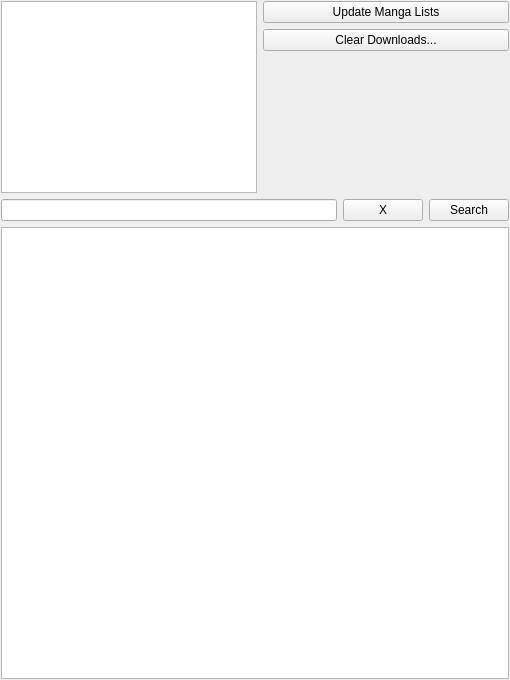
Above: widgets/homewidget.ui from Rain92/UltimateMangaReader before the change. Below: the same form after it.
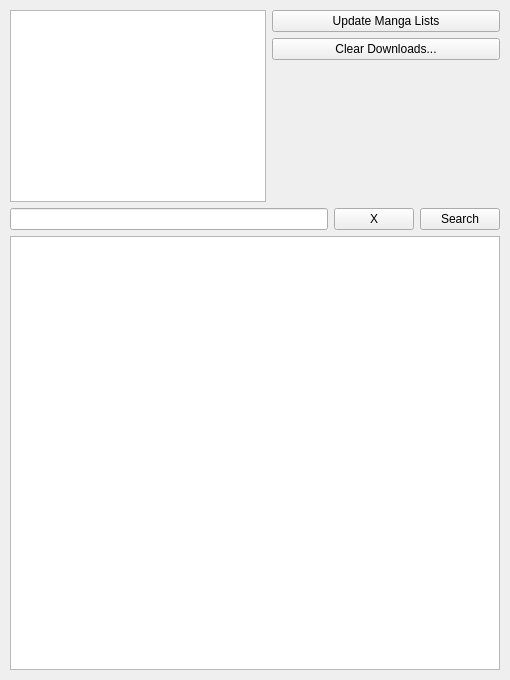
That is the form after the change. Custom widgets are drawn as their Qt base class.

```diff
--- a/widgets/homewidget.ui
+++ b/widgets/homewidget.ui
@@ -24,16 +24,16 @@
     <number>6</number>
    </property>
    <property name="leftMargin">
-    <number>1</number>
+    <number>10</number>
    </property>
    <property name="topMargin">
-    <number>1</number>
+    <number>10</number>
    </property>
    <property name="rightMargin">
-    <number>1</number>
+    <number>10</number>
    </property>
    <property name="bottomMargin">
-    <number>1</number>
+    <number>10</number>
    </property>
    <item>
     <layout class="QGridLayout" name="gridLayout_2">
@@ -76,6 +76,27 @@
          <family>Sans Serif</family>
         </font>
        </property>
+       <property name="verticalScrollBarPolicy">
+        <enum>Qt::ScrollBarAlwaysOff</enum>
+       </property>
+       <property name="horizontalScrollBarPolicy">
+        <enum>Qt::ScrollBarAlwaysOff</enum>
+       </property>
+       <property name="autoScroll">
+        <bool>false</bool>
+       </property>
+       <property name="editTriggers">
+        <set>QAbstractItemView::NoEditTriggers</set>
+       </property>
+       <property name="showDropIndicator" stdset="0">
+        <bool>false</bool>
+       </property>
+       <property name="defaultDropAction">
+        <enum>Qt::IgnoreAction</enum>
+       </property>
+       <property name="selectionMode">
+        <enum>QAbstractItemView::NoSelection</enum>
+       </property>
        <property name="uniformItemSizes">
         <bool>true</bool>
        </property>
@@ -117,7 +138,7 @@
      <item>
       <widget class="QPushButton" name="pushButtonFilter">
        <property name="text">
-        <string>Search</string>
+        <string> Search </string>
        </property>
       </widget>
      </item>
```
